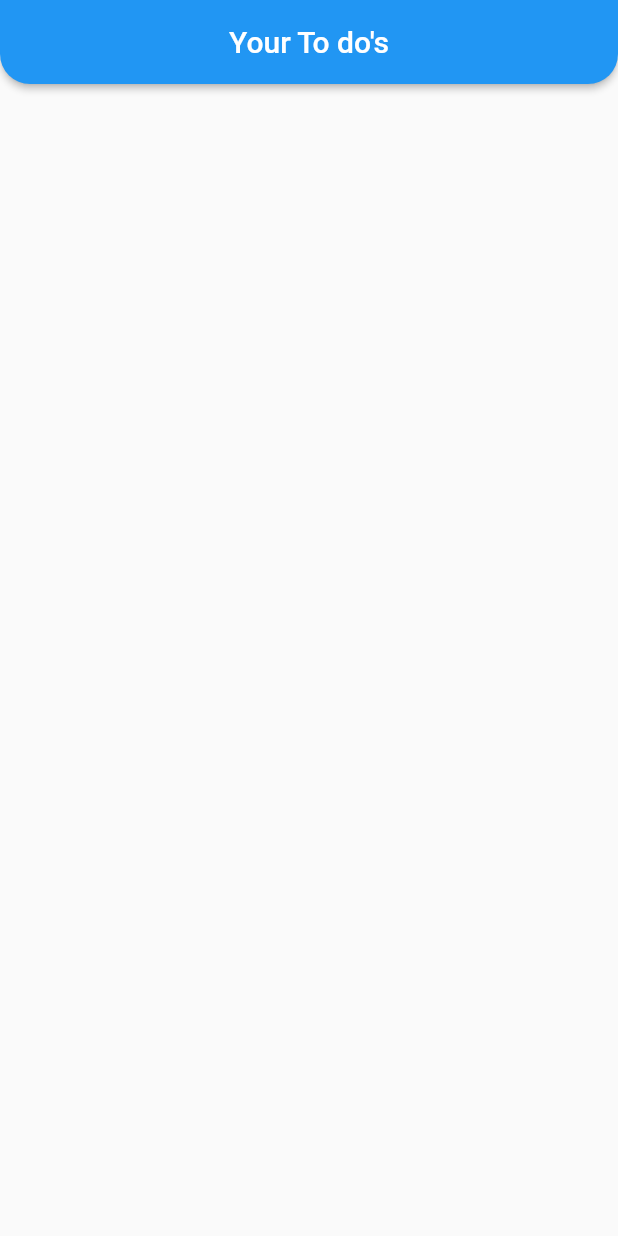
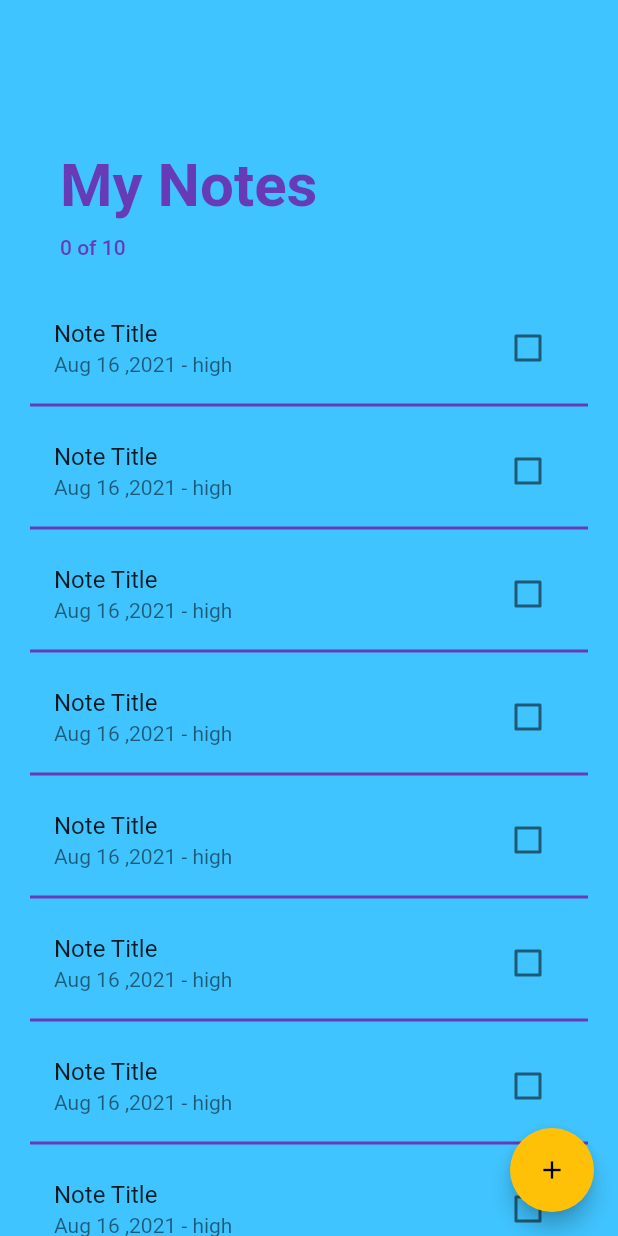
Before and after one commit to MahtabTanim/SQfLite-Crud-ToDo-App, a Flutter app: the screen it shows after launch, on a phone screen of 412 x 824 dp. Run offline on Flutter 3.47's test engine with Material 2 defaults, Android fonts, the phone set to English and light mode, and no system bars.

Commit message:
commit after homepage update

```diff
--- a/lib/main.dart
+++ b/lib/main.dart
@@ -2,9 +2,10 @@ import 'package:flutter/material.dart';
 import 'package:your_tasks/screens/home_page.dart';
 
 void main() {
-  runApp(const MaterialApp(
+  runApp(MaterialApp(
     debugShowCheckedModeBanner: false,
     title: "To Do",
-    home: HomePage(),
+    home: const HomePage(),
+    theme: ThemeData(primarySwatch: Colors.amber),
   ));
 }
--- a/lib/screens/home_page.dart
+++ b/lib/screens/home_page.dart
@@ -1,20 +1,79 @@
 import 'package:flutter/material.dart';
 
-class HomePage extends StatelessWidget {
+class HomePage extends StatefulWidget {
   const HomePage({Key? key}) : super(key: key);
+
+  @override
+  State<HomePage> createState() => _HomePageState();
+}
+
+class _HomePageState extends State<HomePage> {
+  Widget getNotes(int index) {
+    return Padding(
+      padding: const EdgeInsets.symmetric(horizontal: 20, vertical: 3),
+      child: Column(
+        children: [
+          ListTile(
+            title: const Text("Note Title"),
+            subtitle: const Text("Aug 16 ,2021 - high"),
+            trailing: Checkbox(
+              activeColor: Colors.redAccent,
+              onChanged: (value) {
+                setState(() {});
+              },
+              value: false,
+            ),
+          ),
+          const Divider(
+            height: 4,
+            thickness: 2.0,
+            color: Colors.deepPurple,
+          )
+        ],
+      ),
+    );
+  }
 
   @override
   Widget build(BuildContext context) {
     return Scaffold(
-      appBar: AppBar(
-        title: const Text("Your To do's"),
-        centerTitle: true,
-        elevation: 2,
-        shape: const RoundedRectangleBorder(
-            borderRadius: BorderRadius.only(
-          bottomLeft: Radius.circular(20),
-          bottomRight: Radius.circular(20),
-        )),
+      backgroundColor: Colors.lightBlueAccent,
+      floatingActionButton: FloatingActionButton(
+        onPressed: () {},
+        child: const Icon(
+          Icons.add,
+          size: 20,
+        ),
+      ),
+      body: ListView.builder(
+        padding: const EdgeInsets.symmetric(vertical: 80),
+        itemCount: 10,
+        itemBuilder: (context, index) {
+          if (index == 0) {
+            return Padding(
+              padding: const EdgeInsets.symmetric(vertical: 20, horizontal: 40),
+              child: Column(
+                crossAxisAlignment: CrossAxisAlignment.start,
+                children: const <Widget>[
+                  Text(
+                    "My Notes",
+                    style: TextStyle(
+                        fontSize: 40,
+                        fontWeight: FontWeight.bold,
+                        color: Colors.deepPurple),
+                  ),
+                  SizedBox(height: 10),
+                  Text(
+                    "0 of 10 ",
+                    style: TextStyle(
+                        color: Colors.deepPurple, fontWeight: FontWeight.w500),
+                  ),
+                ],
+              ),
+            );
+          }
+          return getNotes(index);
+        },
       ),
     );
   }
--- a/pubspec.yaml
+++ b/pubspec.yaml
@@ -34,6 +34,9 @@ dependencies:
   # The following adds the Cupertino Icons font to your application.
   # Use with the CupertinoIcons class for iOS style icons.
   cupertino_icons: ^1.0.2
+  intl: ^0.17.0
+  sqflite: ^2.0.0+4
+  path_provider: ^2.0.5
 
 dev_dependencies:
   flutter_test:
```
Also changed, not shown: pubspec.lock.
